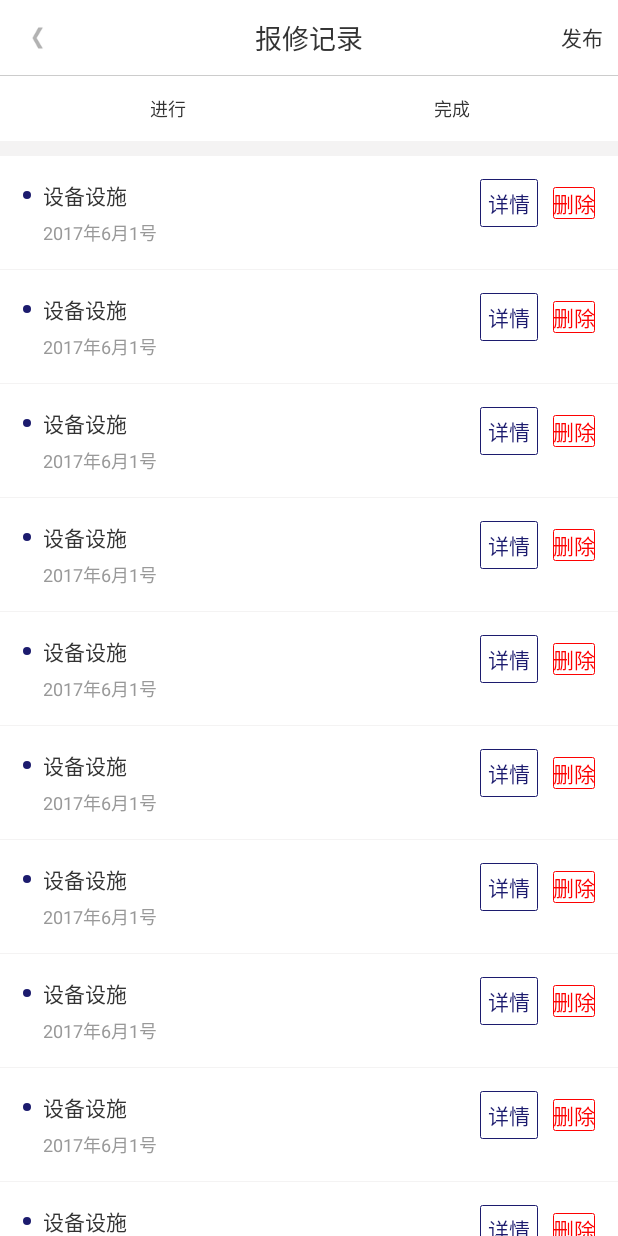
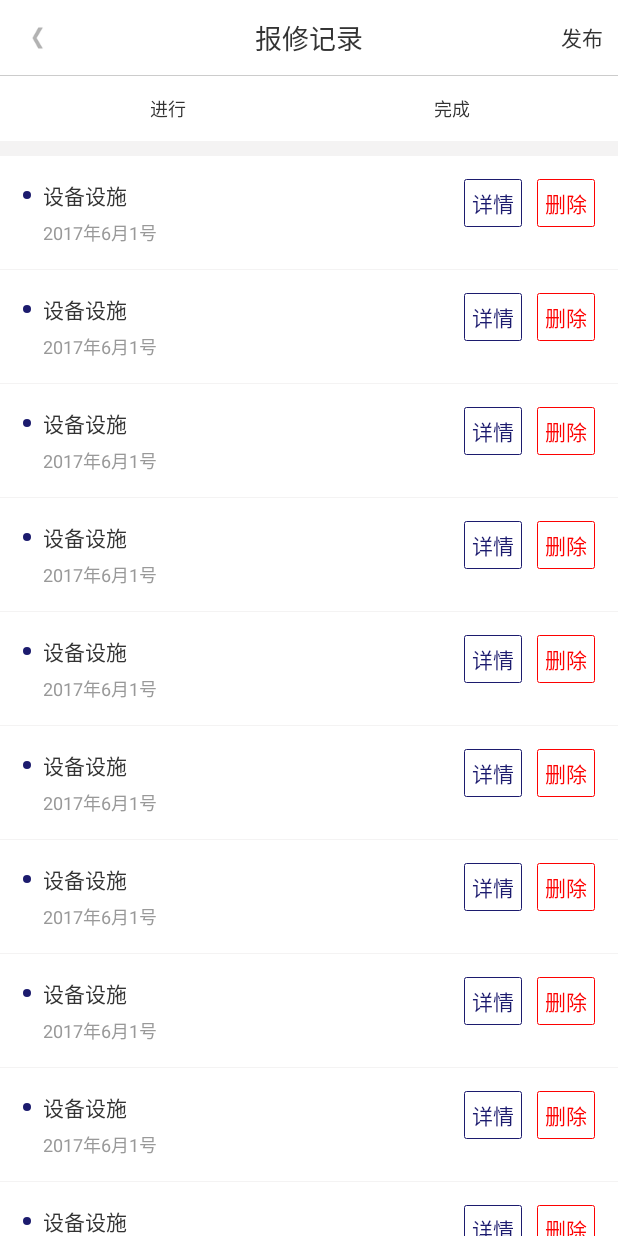
Before and after one commit to RaleighLuo/Wisdom, an Android app: the RepairFragment screen opened directly, with no data from a screen before it, on a phone screen of 412 x 824 dp. Run offline under Robolectric (Android 15) with nearby library versions, the phone set to English and light mode, and no system bars.

Commit message:
报修UI

```diff
--- a/app/build.gradle
+++ b/app/build.gradle
@@ -27,6 +27,5 @@ dependencies {
     compile 'com.android.support:design:23.1.0'
     compile 'de.hdodenhof:circleimageview:1.3.0'
     compile 'com.android.support:cardview-v7:23.1.0'
-    compile 'com.jakewharton:butterknife:7.0.1'
     compile project(':base_lib_system')
 }
--- a/app/src/main/res/layout/repair_item_layout.xml
+++ b/app/src/main/res/layout/repair_item_layout.xml
@@ -59,6 +59,7 @@
         android:layout_marginLeft="10dip"
         android:layout_height="wrap_content"
         android:text="@string/delete"
+        android:padding="5dip"
         android:background="@drawable/repair_delete_btn_selector"
         android:textColor="@color/red"
         />
```
